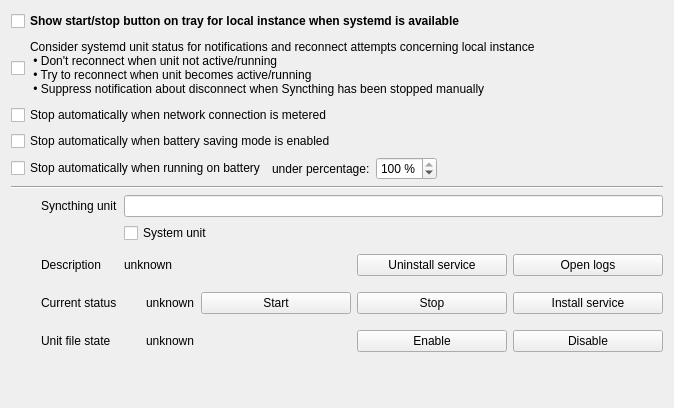
Martchus/syncthingtray, file syncthingwidgets/settings/serviceoptionpage.ui: the form before one commit.
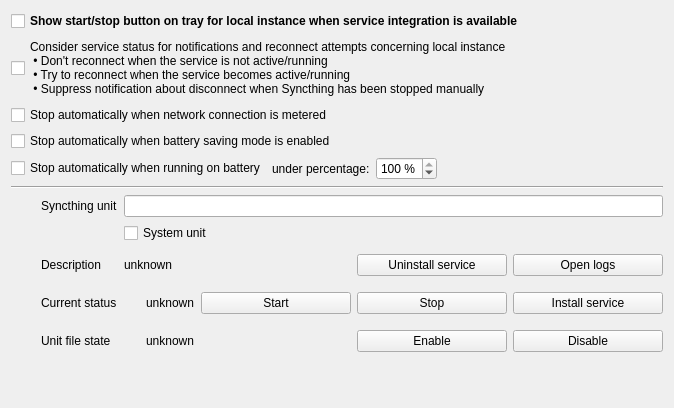
The form after the commit. Icons and pictures are not drawn. Custom widgets are drawn as their Qt base class.

Commit message:
Use service-neutral wording in service settings UI
* Replace systemd/unit-specific phrases with wording that fits both
  systemd and Windows service backends
* Show an appropriate action and tooltip for opening logs/services on
  Windows instead of the journalctl-specific tooltip

```diff
--- a/syncthingwidgets/settings/serviceoptionpage.ui
+++ b/syncthingwidgets/settings/serviceoptionpage.ui
@@ -17,16 +17,16 @@
       </font>
      </property>
      <property name="text">
-      <string>Show start/stop button on tray for local instance when systemd is available</string>
+      <string>Show start/stop button on tray for local instance when service integration is available</string>
      </property>
     </widget>
    </item>
    <item>
     <widget class="QCheckBox" name="considerForReconnectCheckBox">
      <property name="text">
-      <string>Consider systemd unit status for notifications and reconnect attempts concerning local instance
- • Don't reconnect when unit not active/running
- • Try to reconnect when unit becomes active/running
+      <string>Consider service status for notifications and reconnect attempts concerning local instance
+ • Don't reconnect when the service is not active/running
+ • Try to reconnect when the service becomes active/running
  • Suppress notification about disconnect when Syncthing has been stopped manually</string>
      </property>
     </widget>
```
Left out of the diff: 5 changed lines with no effect on the pictures. The commit also changes 1 other file.
